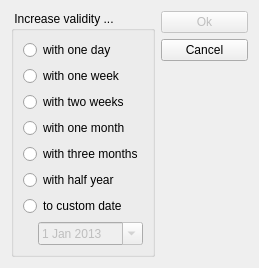
This is client/dlgchangepcvalidity.ui in tbikfalvi/Belenus as Qt 5 draws it before an edit. The edited form follows.
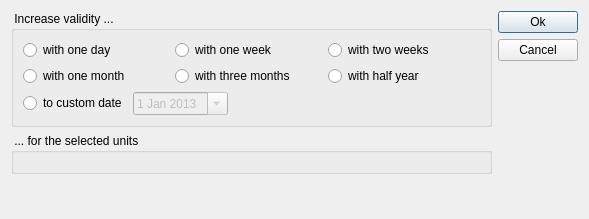
This is the edited form.

```diff
--- a/client/dlgchangepcvalidity.ui
+++ b/client/dlgchangepcvalidity.ui
@@ -6,8 +6,8 @@
    <rect>
     <x>0</x>
     <y>0</y>
-    <width>259</width>
-    <height>234</height>
+    <width>589</width>
+    <height>219</height>
    </rect>
   </property>
   <property name="windowTitle">
@@ -15,53 +15,64 @@
   </property>
   <layout class="QHBoxLayout" name="horizontalLayout_2">
    <item>
+    <layout class="QVBoxLayout" name="verticalLayout_3">
+     <item>
     <widget class="QGroupBox" name="gbIncrease">
      <property name="title">
       <string> Increase validity ... </string>
      </property>
      <layout class="QVBoxLayout" name="verticalLayout">
       <item>
+         <layout class="QGridLayout" name="gridLayout">
+          <property name="horizontalSpacing">
+           <number>0</number>
+          </property>
+          <item row="0" column="0">
        <widget class="QRadioButton" name="rbOneDay">
         <property name="text">
          <string>with one day</string>
         </property>
        </widget>
       </item>
-      <item>
-       <widget class="QRadioButton" name="rbOneWeek">
-        <property name="text">
-         <string>with one week</string>
-        </property>
-       </widget>
-      </item>
-      <item>
-       <widget class="QRadioButton" name="rbTwoWeek">
-        <property name="text">
-         <string>with two weeks</string>
-        </property>
-       </widget>
-      </item>
-      <item>
+          <item row="1" column="0">
        <widget class="QRadioButton" name="rbOneMonth">
         <property name="text">
          <string>with one month</string>
         </property>
        </widget>
       </item>
-      <item>
+          <item row="1" column="1">
        <widget class="QRadioButton" name="rbThreeMonths">
         <property name="text">
          <string>with three months</string>
         </property>
        </widget>
       </item>
-      <item>
+          <item row="1" column="2">
        <widget class="QRadioButton" name="rbHalfYear">
         <property name="text">
          <string>with half year</string>
         </property>
        </widget>
       </item>
+          <item row="0" column="1">
+           <widget class="QRadioButton" name="rbOneWeek">
+            <property name="text">
+             <string>with one week</string>
+            </property>
+           </widget>
+          </item>
+          <item row="0" column="2">
+           <widget class="QRadioButton" name="rbTwoWeek">
+            <property name="text">
+             <string>with two weeks</string>
+            </property>
+           </widget>
+          </item>
+         </layout>
+        </item>
+        <item>
+         <layout class="QHBoxLayout" name="horizontalLayout">
       <item>
        <widget class="QRadioButton" name="rbCustom">
         <property name="text">
@@ -70,28 +81,13 @@
        </widget>
       </item>
       <item>
-       <layout class="QHBoxLayout" name="horizontalLayout">
-        <item>
-         <spacer name="horizontalSpacer">
-          <property name="orientation">
-           <enum>Qt::Horizontal</enum>
-          </property>
-          <property name="sizeType">
-           <enum>QSizePolicy::Fixed</enum>
-          </property>
-          <property name="sizeHint" stdset="0">
-           <size>
-            <width>15</width>
-            <height>20</height>
-           </size>
-          </property>
-         </spacer>
-        </item>
-        <item>
          <widget class="QDateEdit" name="deCustom">
           <property name="enabled">
            <bool>false</bool>
           </property>
+            <property name="calendarPopup">
+             <bool>true</bool>
+            </property>
           <property name="date">
            <date>
             <year>2013</year>
@@ -99,22 +95,55 @@
             <day>1</day>
            </date>
           </property>
-          <property name="calendarPopup">
-           <bool>true</bool>
-          </property>
-         </widget>
-        </item>
+           </widget>
+          </item>
+          <item>
+           <spacer name="horizontalSpacer">
+            <property name="orientation">
+             <enum>Qt::Horizontal</enum>
+            </property>
+            <property name="sizeHint" stdset="0">
+             <size>
+              <width>40</width>
+              <height>20</height>
+             </size>
+            </property>
+           </spacer>
+          </item>
        </layout>
       </item>
      </layout>
     </widget>
+     </item>
+     <item>
+      <widget class="QGroupBox" name="gbUnits">
+       <property name="title">
+        <string> ... for the selected units </string>
+       </property>
+       <layout class="QVBoxLayout" name="vlUnits"/>
+      </widget>
+     </item>
+     <item>
+      <spacer name="verticalSpacer_2">
+       <property name="orientation">
+        <enum>Qt::Vertical</enum>
+       </property>
+       <property name="sizeHint" stdset="0">
+        <size>
+         <width>20</width>
+         <height>40</height>
+        </size>
+       </property>
+      </spacer>
+     </item>
+    </layout>
    </item>
    <item>
     <layout class="QVBoxLayout" name="verticalLayout_2">
      <item>
       <widget class="QPushButton" name="pbOk">
        <property name="enabled">
-        <bool>false</bool>
+        <bool>true</bool>
        </property>
        <property name="text">
         <string>Ok</string>
@@ -148,7 +177,7 @@
        <property name="sizeHint" stdset="0">
         <size>
          <width>20</width>
-         <height>248</height>
+         <height>40</height>
         </size>
        </property>
       </spacer>
```
Left out of the diff: 3 changed lines with no effect on the pictures. Lines whose indentation alone changed are shown as unchanged.
